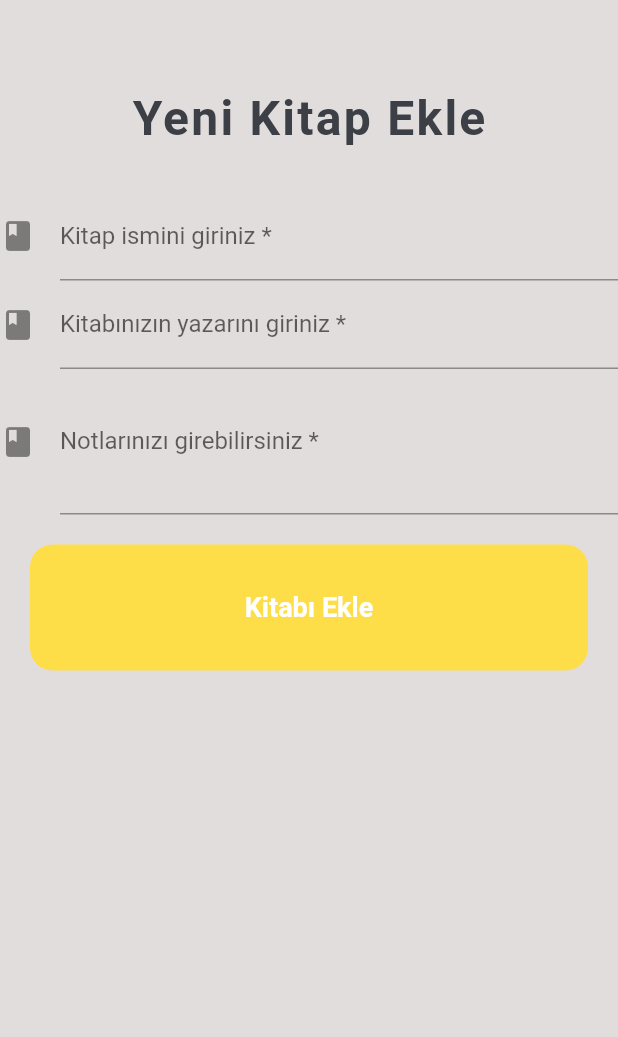
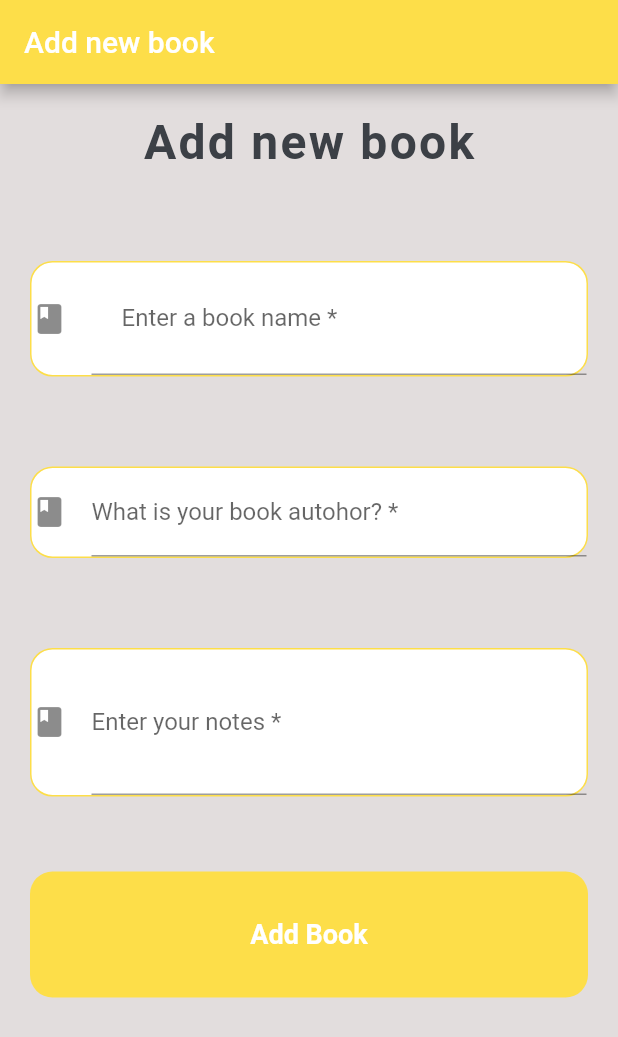
Before and after one commit to beratcanD/read-remember, a Flutter app: the AddNewBook screen opened directly, on a phone screen of 412 x 824 dp. Shown: the top 1037 px of the screen. Run offline on Flutter 3.47's test engine with Material 2 defaults, Android fonts, the phone set to English and light mode, and no system bars; our stand-ins replace cloud_firestore, firebase_auth, firebase_core, flutter_svg, google_fonts; accounts and stored records are empty; Roboto replaces fonts that are missing (Mako).

Commit message:
Scroll fixlendi

```diff
--- a/lib/pages/add_new_book.dart
+++ b/lib/pages/add_new_book.dart
@@ -21,59 +21,104 @@ class _AddNewBookState extends State<AddNewBook> {
   TextEditingController bookNoteController = TextEditingController();
 
   @override
-  Widget build(BuildContext context) {
+  void dispose() {
+    bookNameController.dispose();
+    bookAuthorController.dispose();
+    bookNoteController.dispose();
+    super.dispose();
+  }
 
 
-
+  @override
+  Widget build(BuildContext context) {
     return Scaffold(
+      resizeToAvoidBottomInset: false,
+      appBar: AppBar(
+        title: Text("Add new book"),
+      ),
       body: SingleChildScrollView(
-          child: Container(
+        reverse: true,
         child: Column(
          mainAxisAlignment: MainAxisAlignment.center,
         children: [
-              Padding(
-                child: Text(
-                  'Yeni Kitap Ekle',
+          const SizedBox(height: kDefaultPadding,),
+             Text(
+              'Add new book',
               style: GoogleFonts.mako(
                 fontSize: 32,
                 fontWeight: FontWeight.bold,
                 letterSpacing: 1.5,
               )
             ),
-                padding: EdgeInsets.only(bottom: 30, top: 60)
+          const SizedBox(height: kDefaultPadding * 3,),
+          Padding(
+            padding:const EdgeInsets.symmetric(horizontal: kDefaultPadding),
+            child: Container(
+              decoration: BoxDecoration(
+                color: Colors.white,
+                border: Border.all(color: kPrimaryColor),
+                borderRadius: BorderRadius.circular(15),
               ),
-              TextFormField(
+              child: TextField(
                 controller: bookNameController,
-                decoration: const InputDecoration(
+                decoration:  InputDecoration(
                 icon: Icon(Icons.book),
-                hintText: 'Kitabınızın ismi?',
-                labelText: 'Kitap ismini giriniz *',
-                )
+                hintText: 'What is your book name?',
+                labelText: 'Enter a book name *',
+                contentPadding: const EdgeInsets.symmetric(
+                  vertical: kDefaultPadding,
+                  horizontal: kDefaultPadding,
                 ),
-              TextFormField(
+                ),
+              ),
+            ),
+          ),
+          const SizedBox(height: kDefaultPadding * 3),
+          Padding(
+            padding: const EdgeInsets.symmetric(horizontal: kDefaultPadding),
+            child: Container(
+              decoration: BoxDecoration(
+                color: Colors.white,
+                border: Border.all(color: kPrimaryColor),
+                borderRadius: BorderRadius.circular(15),
+              ),
+              child: TextField(
                 controller: bookAuthorController,
                 decoration: const InputDecoration(
                   icon: Icon(Icons.book),
-                  hintText: 'Kitabınızın Yazarı?',
-                  labelText: 'Kitabınızın yazarını giriniz *',
+                  hintText: 'Enter a book author',
+                  labelText: 'What is your book autohor? *',
 
                 ),
               ),
-              TextFormField(
+            ),
+          ),
+          const SizedBox(height: kDefaultPadding * 3,),
+          Padding(
+            padding: const EdgeInsets.symmetric(horizontal: kDefaultPadding),
+            child: Container(
+              decoration: BoxDecoration(
+                color: Colors.white,
+                border: Border.all(color: kPrimaryColor),
+                borderRadius: BorderRadius.circular(15),
+              ),
+              child: TextField(
                 controller: bookNoteController,
                 decoration: const InputDecoration(
                   icon: Icon(Icons.book),
-                  hintText: 'Aldınığınız notlar',
-                  labelText: 'Notlarınızı girebilirsiniz *'
+                  hintText: 'Your notes',
+                  labelText: 'Enter your notes *'
                 ),
                 minLines: 3,
                 maxLines: 5,  // allow user to enter 5 line in textfield
                 keyboardType: TextInputType.multiline
               ),
-              const SizedBox(height: kDefaultPadding),
-              ActionBtn(text: 'Kitabı Ekle', press: () => _showToast(context)),
+            ),
+          ),
+          const SizedBox(height: 50),
+          ActionBtn(text: 'Add Book', press: () => _showToast(context)),
         ],
-          )),
+      ),
       )
     );
   }
@@ -89,7 +134,7 @@ class _AddNewBookState extends State<AddNewBook> {
           .then((value) => {
             scaffold.showSnackBar(
               SnackBar(
-                content: const Text('Kitap Eklendi.'),
+                content: const Text('Book has been added.'),
                 action: SnackBarAction(label: 'OK', onPressed: scaffold.hideCurrentSnackBar),
               )
             ),
--- a/lib/pages/app.dart
+++ b/lib/pages/app.dart
@@ -38,6 +38,7 @@ class _MyHomePageState extends State<MyHomePage> {
   @override
   Widget build(BuildContext context) {
     return Scaffold(
+      resizeToAvoidBottomInset: false,
       body: Container(
         constraints: BoxConstraints.expand(),
         child: pages[tabselected],
@@ -67,14 +68,14 @@ class _MyHomePageState extends State<MyHomePage> {
               selectedIcon: Icon(Icons.home_outlined),
             ),
             NavigationDestination(
-              icon: Icon(Icons.call),
+              icon: Icon(Icons.book),
               label: 'My Books',
-              selectedIcon: Icon(Icons.call_outlined),
+              selectedIcon: Icon(Icons.book),
             ),
             NavigationDestination(
-              icon: Icon(Icons.call),
+              icon: Icon(Icons.add),
               label: 'Add New Book',
-              selectedIcon: Icon(Icons.call_outlined),
+              selectedIcon: Icon(Icons.add),
             )
           ],
         ),
```
Also changed, not shown: lib/pages/login_page.dart (+4 -3 lines), lib/pages/my_books.dart (+5 -3 lines), lib/pages/my_books_details.dart (+24 -13 lines), assets/images/logo/rr-logo.png (added), 7 other files. Lines whose indentation alone changed are shown as unchanged.
